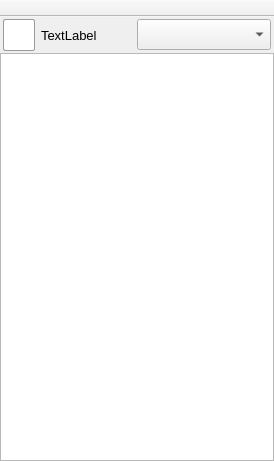
First picture: the form in src/gui/form_Main.ui, repository vituperative/i2pchat, before the edit.
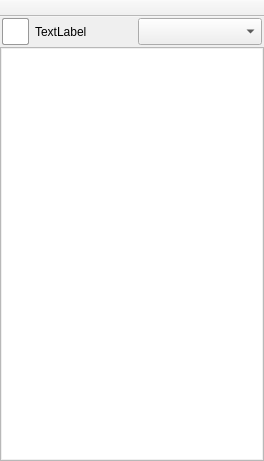
Second picture: the form after the edit. Icons and pictures are not drawn.

What changed in the file:
```diff
--- a/src/gui/form_Main.ui
+++ b/src/gui/form_Main.ui
@@ -6,13 +6,19 @@
    <rect>
     <x>0</x>
     <y>0</y>
-    <width>272</width>
+    <width>264</width>
     <height>461</height>
    </rect>
   </property>
+  <property name="minimumSize">
+   <size>
+    <width>264</width>
+    <height>0</height>
+   </size>
+  </property>
   <property name="maximumSize">
    <size>
-    <width>272</width>
+    <width>264</width>
     <height>16777215</height>
    </size>
   </property>
@@ -23,9 +29,6 @@
    <iconset resource="resourcen.qrc">
     <normaloff>:/icons/avatar.svg</normaloff>:/icons/avatar.svg</iconset>
   </property>
-  <property name="styleSheet">
-   <string notr="true">img{width: 16px !important;height: 16px !important;}</string>
-  </property>
   <property name="locale">
    <locale language="English" country="UnitedStates"/>
   </property>
@@ -53,16 +56,21 @@
      <widget class="QListWidget" name="listWidget">
       <property name="minimumSize">
        <size>
-        <width>274</width>
+        <width>264</width>
         <height>0</height>
        </size>
       </property>
       <property name="maximumSize">
        <size>
-        <width>274</width>
+        <width>264</width>
         <height>16777215</height>
        </size>
       </property>
+      <property name="font">
+       <font>
+        <pointsize>9</pointsize>
+       </font>
+      </property>
       <property name="cursor" stdset="0">
        <cursorShape>PointingHandCursor</cursorShape>
       </property>
@@ -72,8 +80,12 @@
       <property name="contextMenuPolicy">
        <enum>Qt::CustomContextMenu</enum>
       </property>
+      <property name="autoFillBackground">
+       <bool>false</bool>
+      </property>
       <property name="styleSheet">
-       <string notr="true">QListView::item:hover {color: #000; background: rgba(200,200,200,.4)}</string>
+       <string notr="true">QListView::item:hover {color: #000; background: rgba(200,200,200,.4)}
+QListView{padding:1px;}</string>
       </property>
       <property name="frameShape">
        <enum>QFrame::StyledPanel</enum>
@@ -98,8 +110,8 @@
       </property>
       <property name="iconSize">
        <size>
-        <width>12</width>
-        <height>12</height>
+        <width>10</width>
+        <height>10</height>
        </size>
       </property>
       <property name="movement">
@@ -126,14 +138,14 @@
       </property>
       <property name="minimumSize">
        <size>
-        <width>268</width>
-        <height>36</height>
+        <width>264</width>
+        <height>31</height>
        </size>
       </property>
       <property name="maximumSize">
        <size>
-        <width>268</width>
-        <height>36</height>
+        <width>264</width>
+        <height>31</height>
        </size>
       </property>
       <property name="sizeIncrement">
@@ -142,6 +154,11 @@
         <height>0</height>
        </size>
       </property>
+      <property name="font">
+       <font>
+        <pointsize>9</pointsize>
+       </font>
+      </property>
       <property name="styleSheet">
        <string notr="true"/>
       </property>
@@ -156,16 +173,19 @@
         <enum>QLayout::SetMinAndMaxSize</enum>
        </property>
        <property name="leftMargin">
-        <number>3</number>
+        <number>2</number>
        </property>
        <property name="topMargin">
-        <number>2</number>
+        <number>1</number>
        </property>
        <property name="rightMargin">
-        <number>3</number>
+        <number>2</number>
        </property>
        <property name="bottomMargin">
-        <number>2</number>
+        <number>1</number>
+       </property>
+       <property name="horizontalSpacing">
+        <number>6</number>
        </property>
        <property name="verticalSpacing">
         <number>4</number>
@@ -174,14 +194,14 @@
         <widget class="QLabel" name="avatarlabel">
          <property name="minimumSize">
           <size>
-           <width>32</width>
-           <height>32</height>
+           <width>27</width>
+           <height>27</height>
           </size>
          </property>
          <property name="maximumSize">
           <size>
-           <width>32</width>
-           <height>32</height>
+           <width>27</width>
+           <height>27</height>
           </size>
          </property>
          <property name="styleSheet">
@@ -203,9 +223,12 @@
          <property name="scaledContents">
           <bool>true</bool>
          </property>
+         <property name="alignment">
+          <set>Qt::AlignLeading|Qt::AlignLeft|Qt::AlignVCenter</set>
+         </property>
         </widget>
        </item>
-       <item row="0" column="4" alignment="Qt::AlignLeft|Qt::AlignVCenter">
+       <item row="0" column="3" alignment="Qt::AlignLeft|Qt::AlignVCenter">
         <widget class="QComboBox" name="comboBox">
          <property name="sizePolicy">
           <sizepolicy hsizetype="Fixed" vsizetype="Fixed">
@@ -215,16 +238,21 @@
          </property>
          <property name="minimumSize">
           <size>
-           <width>134</width>
-           <height>31</height>
+           <width>124</width>
+           <height>27</height>
           </size>
          </property>
          <property name="maximumSize">
           <size>
-           <width>134</width>
-           <height>31</height>
+           <width>124</width>
+           <height>27</height>
           </size>
          </property>
+         <property name="font">
+          <font>
+           <pointsize>9</pointsize>
+          </font>
+         </property>
          <property name="styleSheet">
           <string notr="true">QListView::item:hover {color: #000; background: rgba(200,200,200,.4)}</string>
          </property>
@@ -233,8 +261,8 @@
          </property>
          <property name="iconSize">
           <size>
-           <width>14</width>
-           <height>14</height>
+           <width>12</width>
+           <height>12</height>
           </size>
          </property>
         </widget>
@@ -249,19 +277,19 @@
          </property>
          <property name="minimumSize">
           <size>
-           <width>90</width>
-           <height>32</height>
+           <width>97</width>
+           <height>28</height>
           </size>
          </property>
          <property name="maximumSize">
           <size>
-           <width>90</width>
-           <height>32</height>
+           <width>97</width>
+           <height>28</height>
           </size>
          </property>
          <property name="font">
           <font>
-           <pointsize>10</pointsize>
+           <pointsize>9</pointsize>
           </font>
          </property>
          <property name="text">
@@ -281,19 +309,6 @@
          </property>
         </widget>
        </item>
-       <item row="0" column="3">
-        <spacer name="horizontalSpacer">
-         <property name="orientation">
-          <enum>Qt::Horizontal</enum>
-         </property>
-         <property name="sizeHint" stdset="0">
-          <size>
-           <width>2000</width>
-           <height>20</height>
-          </size>
-         </property>
-        </spacer>
-       </item>
       </layout>
      </widget>
     </item>
@@ -309,6 +324,12 @@
      <height>0</height>
     </size>
    </property>
+   <property name="maximumSize">
+    <size>
+     <width>264</width>
+     <height>16777215</height>
+    </size>
+   </property>
    <property name="cursor">
     <cursorShape>PointingHandCursor</cursorShape>
    </property>
```
Left out of the diff: 6 changed lines with no effect on the pictures.
